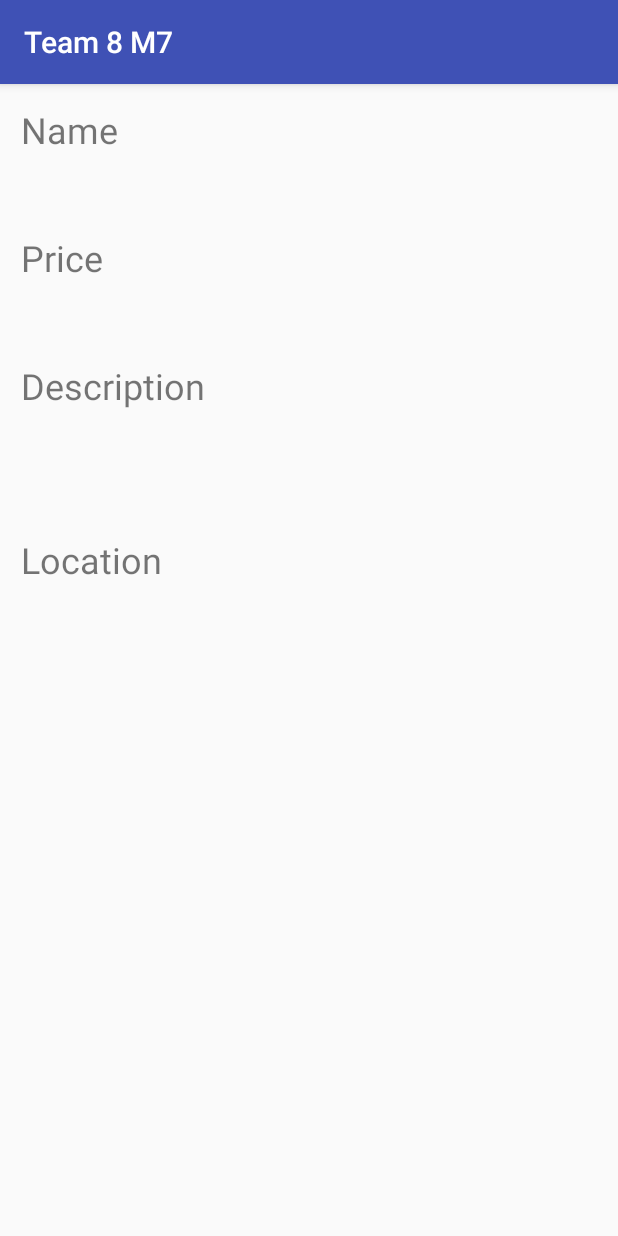
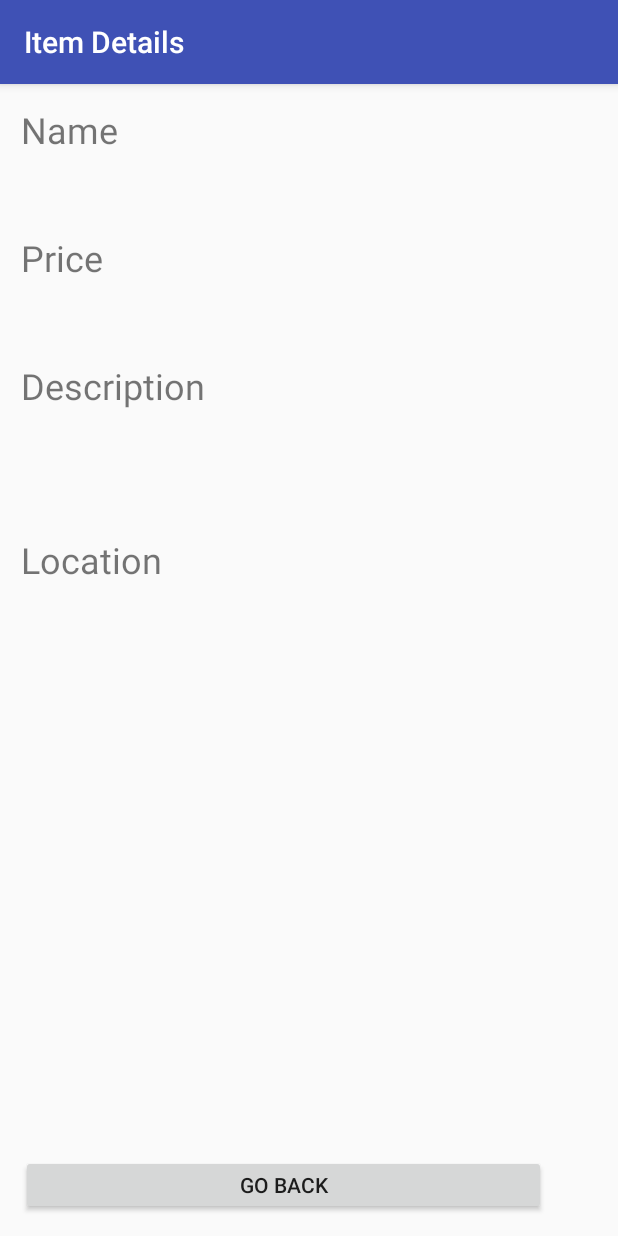
Before and after one commit to team-splash/cs-2340, an Android app: the ItemDetail screen opened directly, with no data from a screen before it, on a phone screen of 412 x 824 dp. Run offline under Robolectric (Android 15) with nearby library versions, the phone set to English and light mode, and no system bars; 5 statements that could not run were skipped.

Commit message:
Constricted adding item to non-users, added back button for item detail page

```diff
--- a/donationTracker/app/src/main/AndroidManifest.xml
+++ b/donationTracker/app/src/main/AndroidManifest.xml
@@ -45,6 +45,9 @@
             android:name=".controller.AddItemActivity"
             android:label="@string/title_add_item_activity"
             android:windowSoftInputMode="adjustResize" />
-        <activity android:name=".controller.ItemDetail"></activity>
+        <activity
+            android:name=".controller.ItemDetail"
+            android:label="@string/title_item_detail_activity"
+            />
     </application>
 </manifest>
--- a/donationTracker/app/src/main/java/com/example/teamsplash/donationtracker/controller/ItemDetail.java
+++ b/donationTracker/app/src/main/java/com/example/teamsplash/donationtracker/controller/ItemDetail.java
@@ -1,7 +1,10 @@
 package com.example.teamsplash.donationtracker.controller;
 
+import android.content.Intent;
 import android.support.v7.app.AppCompatActivity;
 import android.os.Bundle;
+import android.view.View;
+import android.widget.Button;
 import android.widget.TextView;
 
 import com.example.teamsplash.donationtracker.R;
@@ -30,5 +33,12 @@ public class ItemDetail extends AppCompatActivity {
         desc.setText(description);
         price.setText(value);
         loc.setText(location.getName());
+
+        Button goBackBtn = findViewById(R.id.backBtn);
+        goBackBtn.setOnClickListener(new View.OnClickListener() {
+            public void onClick(View v) {
+                finish();
+            }
+        });
     }
 }
--- a/donationTracker/app/src/main/res/layout/item_detail_activity.xml
+++ b/donationTracker/app/src/main/res/layout/item_detail_activity.xml
@@ -6,7 +6,6 @@
     android:layout_height="match_parent"
     android:layout_margin="14dp"
     tools:context=".controller.ItemDetail">
-
 
     <TextView
         android:id="@+id/nameText"
@@ -86,4 +85,10 @@
         android:textAppearance="@style/TextAppearance.AppCompat.Large"
         app:layout_constraintEnd_toEndOf="@id/locText"
         app:layout_constraintTop_toBottomOf="@id/locText" />
+    <Button
+        android:id="@+id/backBtn"
+        android:layout_width="350dp"
+        android:layout_height="40dp"
+        android:text="@string/back"
+        app:layout_constraintBottom_toBottomOf="parent"/>
 </android.support.constraint.ConstraintLayout>
--- a/donationTracker/app/src/main/res/values/strings.xml
+++ b/donationTracker/app/src/main/res/values/strings.xml
@@ -1,5 +1,5 @@
 <resources>
-    <string name="app_name">Team 8 M7</string>
+    <string name="app_name">Team 8</string>
 
     <!-- Login Form Strings -->
     <string name="prompt_first_name">First Name</string>
@@ -34,7 +34,7 @@
 
     <!--New Item Form-->
     <string name="title_add_item_activity">Add New Item</string>
-    <string name="title_item_detail_activity">Details</string>
+    <string name="title_item_detail_activity">Item Details</string>
     <string name="category">CATEGORY</string>
     <string name="long_desc">DESCRIPTION</string>
     <string name="value">PRICE</string>
@@ -48,6 +48,7 @@
     <string name="navigation_title_home">Home</string>
     <string name="navigation_title_locations">Locations</string>
     <string name="title_location_details_activity">Location Details</string>
+    <string name="back">Go Back</string>
     <string name="location">LOCATION</string>
     <string name="phone">PHONE</string>
     <string name="website">WEBSITE</string>
```
Also changed, not shown: donationTracker/app/src/main/java/com/example/teamsplash/donationtracker/controller/LocationDetail.java (+12 -8 lines), donationTracker/app/src/main/res/layout/location_detail_content.xml (+12 -6 lines).
